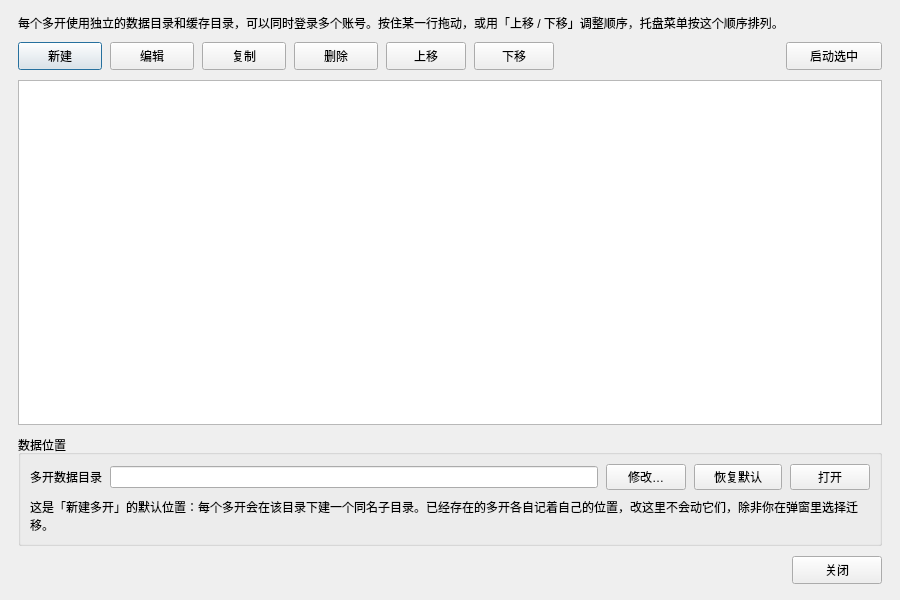
Above: chromemultiopenform.ui from BlueGhostJ/BG_Assistant before the change. Below: the same form after it.
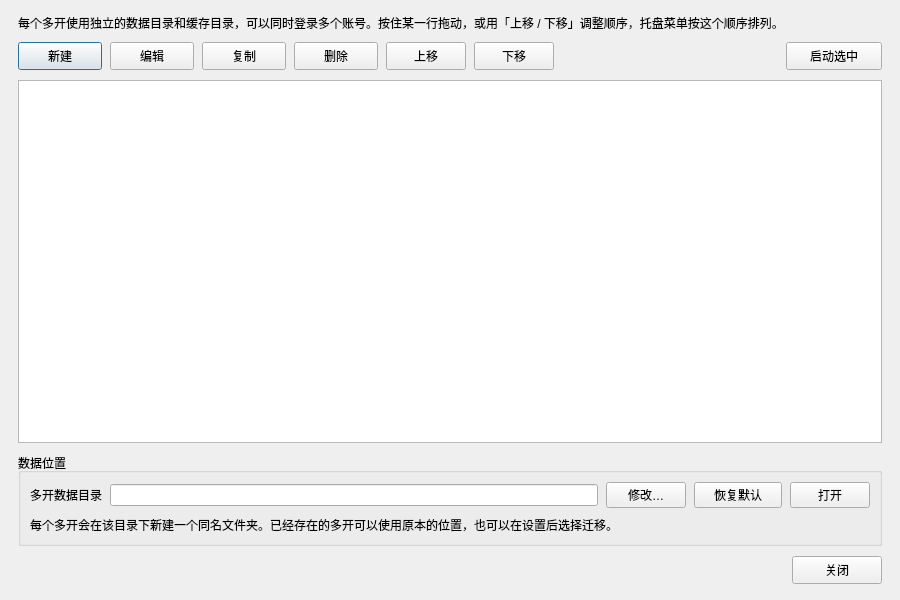
That is the form after the change.

Commit message:
feat(chrome): 迁移对话框改成「迁移 / 不迁移 / 取消」并精简文案
- 数据位置说明改为：每个多开在该目录下新建同名文件夹；已存在的多开可用原位置，也可设置后迁移
- 改全局位置时只保留「已有 N 个多开…是否一起迁到新位置？」，去掉是/否说明
- 编辑单个多开的迁移对话框同样精简，按钮统一为 迁移 / 不迁移 / 取消；取消则这次目录修改不保存

Diff of the .ui file:
```diff
--- a/chromemultiopenform.ui
+++ b/chromemultiopenform.ui
@@ -234,7 +234,7 @@
       <item row="1" column="0" colspan="5">
        <widget class="QLabel" name="dataHintLabel">
         <property name="text">
-         <string>这是「新建多开」的默认位置：每个多开会在该目录下建一个同名子目录。已经存在的多开各自记着自己的位置，改这里不会动它们，除非你在弹窗里选择迁移。</string>
+         <string>每个多开会在该目录下新建一个同名文件夹。已经存在的多开可以使用原本的位置，也可以在设置后选择迁移。</string>
         </property>
         <property name="wordWrap">
          <bool>true</bool>
```
The commit also changes 2 other files.
